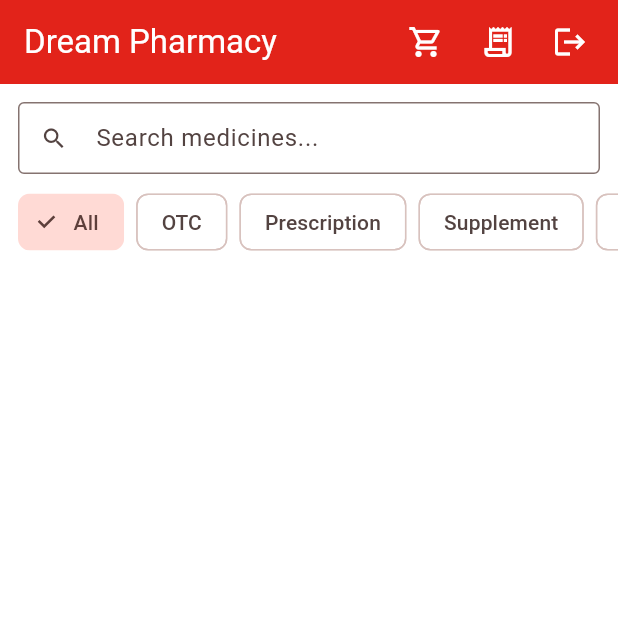
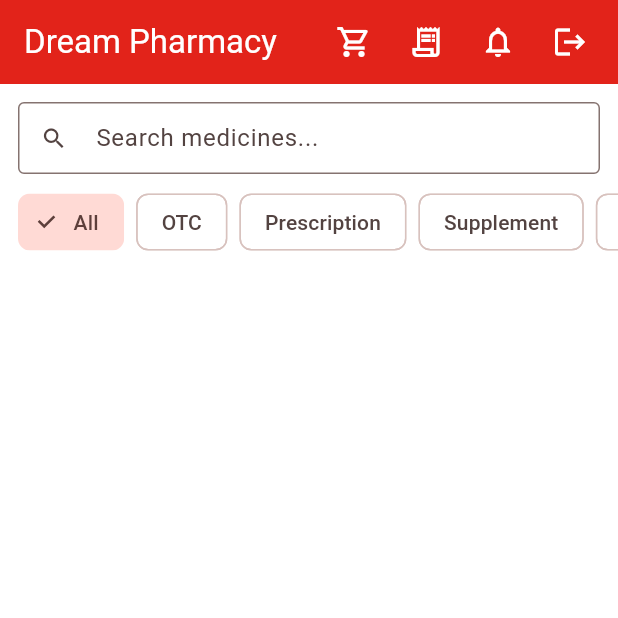
Before and after one commit to mizaaaan/dream-pharmacy, a Flutter app: the screen it shows once a user with an empty profile is signed in, on a phone screen of 412 x 824 dp, the top half of it. Run offline on Flutter 3.47's test engine with Material 3 defaults, Android fonts, the phone set to English and light mode, and no system bars; our stand-ins replace file_picker, flutter_riverpod, go_router, google_fonts, supabase_flutter; accounts and stored records are empty; Roboto replaces fonts that are missing (Hind).

Commit message:
Add in-app notifications: table+trigger for order status changes, bell icon with unread badge

```diff
--- /dev/null
+++ b/lib/features/notifications/presentation/notification_providers.dart
@@ -0,0 +1,13 @@
+import 'package:flutter_riverpod/flutter_riverpod.dart';
+import '../data/notification_repository.dart';
+
+final notificationRepositoryProvider = Provider((ref) => NotificationRepository());
+
+final notificationListProvider = StreamProvider<List<Map<String, dynamic>>>((ref) {
+  return ref.watch(notificationRepositoryProvider).watchNotifications();
+});
+
+final unreadNotificationCountProvider = Provider<int>((ref) {
+  final notifications = ref.watch(notificationListProvider).value ?? [];
+  return notifications.where((n) => n['is_read'] == false).length;
+});
--- a/lib/features/shop/presentation/product_list_screen.dart
+++ b/lib/features/shop/presentation/product_list_screen.dart
@@ -5,6 +5,8 @@ import 'product_providers.dart';
 import 'widgets/product_card.dart';
 import '../../auth/presentation/auth_state_provider.dart';
 import '../../cart/presentation/cart_provider.dart';
+import '../../notifications/presentation/notification_providers.dart';
+import '../../notifications/presentation/notifications_screen.dart';
 import '../../../core/theme/app_theme.dart';
 
 class ProductListScreen extends ConsumerWidget {
@@ -24,6 +26,7 @@ class ProductListScreen extends ConsumerWidget {
     final selectedCategory = ref.watch(selectedCategoryProvider);
     final cartCount = ref.watch(cartProvider.select((items) =>
         items.fold(0, (sum, item) => sum + item.quantity)));
+    final unreadCount = ref.watch(unreadNotificationCountProvider);
 
     return Scaffold(
       appBar: AppBar(
@@ -60,6 +63,34 @@ class ProductListScreen extends ConsumerWidget {
             icon: const Icon(Icons.receipt_long_outlined),
             tooltip: 'My Orders',
             onPressed: () => context.push('/orders'),
+          ),
+          Stack(
+            alignment: Alignment.center,
+            children: [
+              IconButton(
+                icon: const Icon(Icons.notifications_outlined),
+                tooltip: 'Notifications',
+                onPressed: () => Navigator.of(context).push(
+                  MaterialPageRoute(builder: (_) => const NotificationsScreen()),
+                ),
+              ),
+              if (unreadCount > 0)
+                Positioned(
+                  right: 6,
+                  top: 6,
+                  child: Container(
+                    padding: const EdgeInsets.all(4),
+                    decoration: const BoxDecoration(
+                      color: AppColors.amber,
+                      shape: BoxShape.circle,
+                    ),
+                    child: Text(
+                      '$unreadCount',
+                      style: const TextStyle(color: Colors.white, fontSize: 10),
+                    ),
+                  ),
+                ),
+            ],
           ),
           IconButton(
             icon: const Icon(Icons.logout),
```
Also changed, not shown: lib/features/notifications/presentation/notifications_screen.dart (added, +61 -0 lines).
